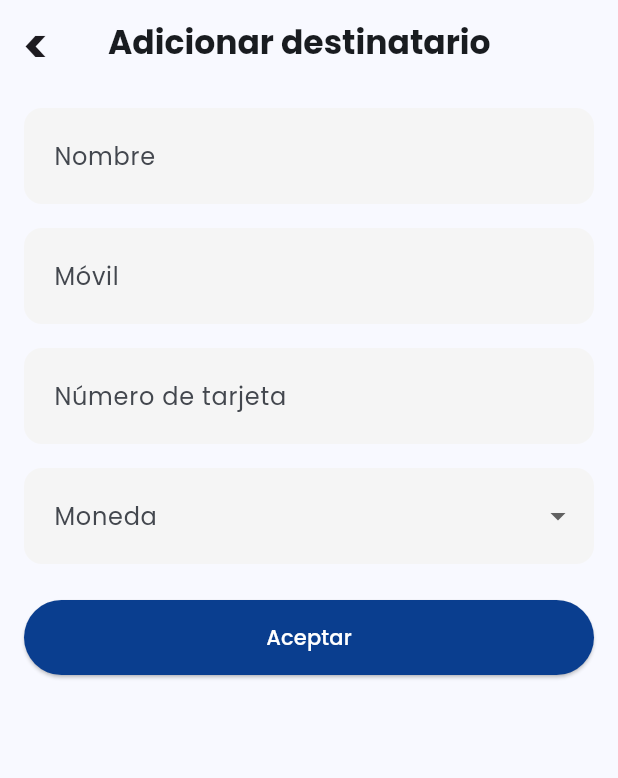
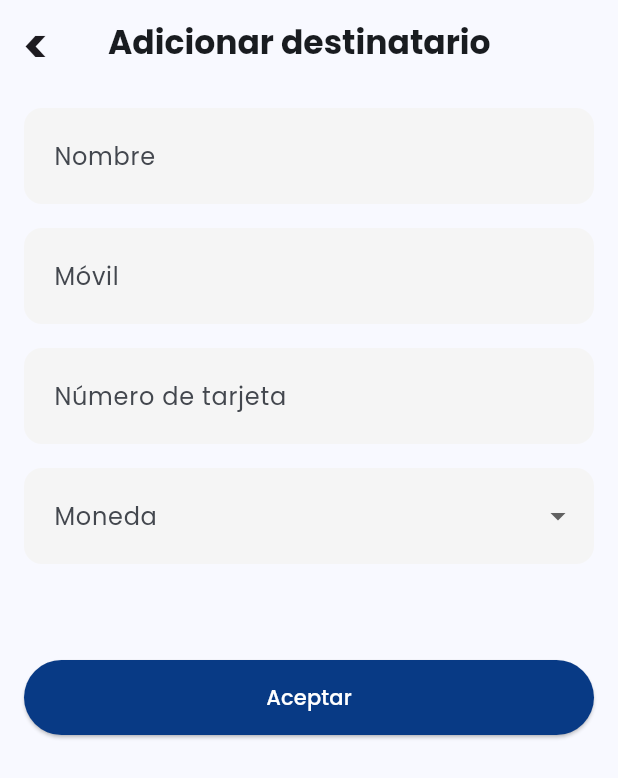
Before and after one commit to LesterCornielt/virtual_wallet, a Flutter app: the AddRecipientPage screen opened directly, on a phone screen of 412 x 824 dp. Shown: the top 778 px of the screen. Run offline on Flutter 3.47's test engine with Material 3 defaults, Android fonts, the phone set to English and light mode, and no system bars; our stand-ins replace dartz, equatable, google_fonts.

Commit message:
/fix: Color correction, UI completed visually

```diff
--- a/lib/features/recipients/presentation/pages/add_recipient_page.dart
+++ b/lib/features/recipients/presentation/pages/add_recipient_page.dart
@@ -99,14 +99,14 @@ class AddRecipientPage extends StatelessWidget {
                 },
               ),
             ),
-            SizedBox(height: 24.0),
+            SizedBox(height: 64.0),
             ElevatedButton(
               onPressed: () {
                 // TODO: Implement save logic
               },
               style: ElevatedButton.styleFrom(
                 backgroundColor: Color(
-                  0xFF0A3E8F,
+                  0xFF083A85,
                 ), // Slightly darker blue color
                 minimumSize: const Size(
                   double.infinity,
--- a/lib/features/recipients/presentation/pages/edit_recipient_page.dart
+++ b/lib/features/recipients/presentation/pages/edit_recipient_page.dart
@@ -104,14 +104,14 @@ class EditRecipientPage extends StatelessWidget {
                 },
               ),
             ),
-            SizedBox(height: 24.0),
+            SizedBox(height: 64.0),
             ElevatedButton(
               onPressed: () {
                 // TODO: Implement save changes logic
               },
               style: ElevatedButton.styleFrom(
                 backgroundColor: Color(
-                  0xFF0A3E8F,
+                  0xFF083A85,
                 ), // Slightly darker blue color
                 minimumSize: const Size(
                   double.infinity,
```
